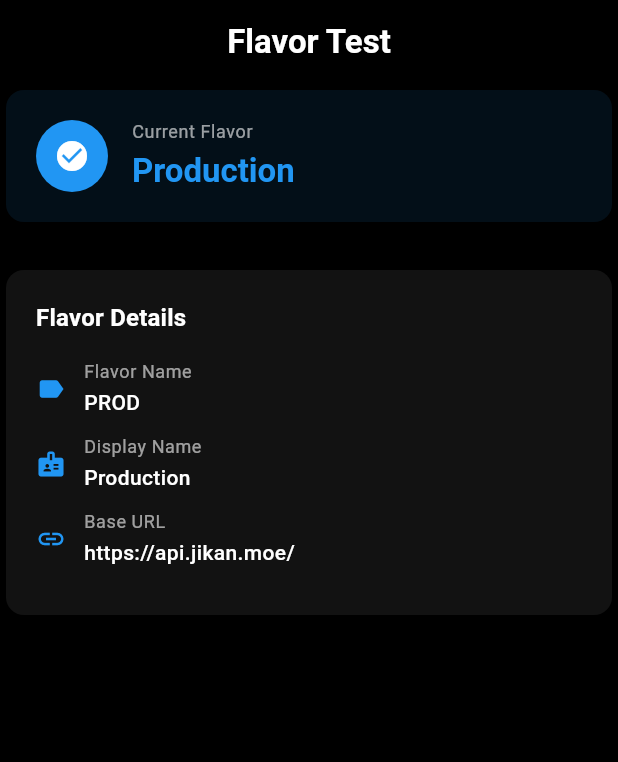
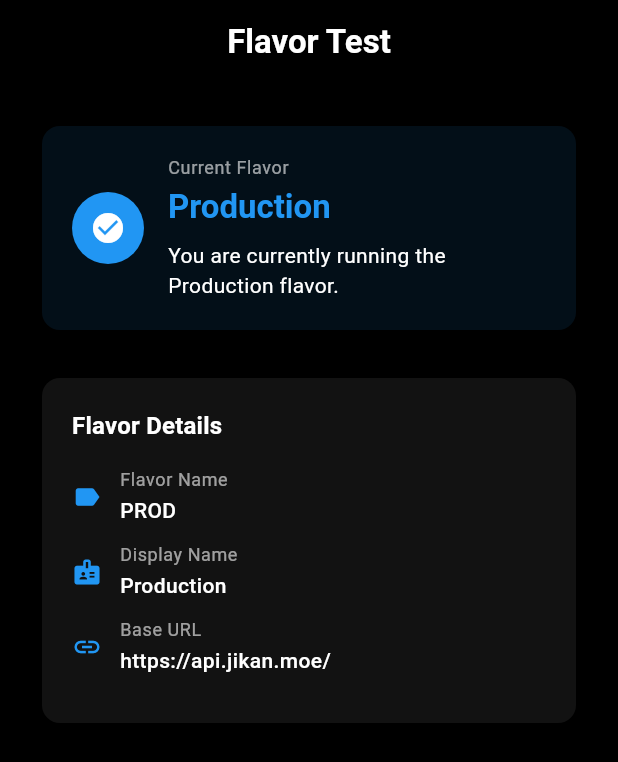
Before and after one commit to mpriyanka2k/sbi_demo, a Flutter app: the screen it shows after launch, on a phone screen of 412 x 824 dp. Shown: the top 762 px of the screen. Run offline on Flutter 3.47's test engine with Material 3 defaults, Android fonts, the light colour scheme and no system bars; our stand-ins replace connectivity_plus, dio, firebase_core, get_it, go_router, shared_preferences; missing offline and left inert: encrypt, pointycastle; accounts and stored records are empty.

Commit message:
localization

````diff
--- /dev/null
+++ b/l10n.yaml
@@ -0,0 +1,4 @@
+arb-dir: lib/l10n
+template-arb-file: app_en.arb
+output-class: AppLocalizations
+nullable-getter: false
--- a/lib/app.dart
+++ b/lib/app.dart
@@ -1,8 +1,9 @@
 import 'package:flutter/material.dart';
+import 'package:flutter_localizations/flutter_localizations.dart';
 import 'package:sbi_demo/core/config/flavor.dart';
-import 'package:sbi_demo/core/constant/app_strings.dart';
 import 'package:sbi_demo/core/router/app_router.dart';
 import 'package:sbi_demo/core/theme/app_theme.dart';
+import 'package:sbi_demo/l10n/app_localizations.dart';
 
 class MyApp extends StatelessWidget {
   const MyApp({super.key});
@@ -18,9 +19,25 @@ class MyApp extends StatelessWidget {
     );
 
     return MaterialApp.router(
-      title: AppStrings.appName,
+      onGenerateTitle: (context) => AppLocalizations.of(context).appTitle,
       theme: theme,
       routerConfig: AppRouter.router,
+      localizationsDelegates: const [
+        AppLocalizations.delegate,
+        GlobalMaterialLocalizations.delegate,
+        GlobalWidgetsLocalizations.delegate,
+        GlobalCupertinoLocalizations.delegate,
+      ],
+      supportedLocales: AppLocalizations.supportedLocales,
+      localeResolutionCallback: (locale, supportedLocales) {
+        if (locale == null) return supportedLocales.first;
+        for (final supportedLocale in supportedLocales) {
+          if (supportedLocale.languageCode == locale.languageCode) {
+            return supportedLocale;
+          }
+        }
+        return supportedLocales.first;
+      },
     );
   }
 }
--- a/lib/features/home/screens/flavor_test_screen.dart
+++ b/lib/features/home/screens/flavor_test_screen.dart
@@ -1,5 +1,6 @@
 import 'package:flutter/material.dart';
 import 'package:sbi_demo/core/config/flavor.dart';
+import 'package:sbi_demo/l10n/app_localizations.dart';
 
 class FlavorTestScreen extends StatelessWidget {
   const FlavorTestScreen({super.key});
@@ -8,17 +9,19 @@ class FlavorTestScreen extends StatelessWidget {
   Widget build(BuildContext context) {
     final config = FlavorConfig.instance;
     final theme = Theme.of(context);
+    final l10n = AppLocalizations.of(context);
 
     return Scaffold(
       appBar: AppBar(
-        title: const Text('Flavor Test'),
+        title: Text(l10n.flavorTestTitle),
       ),
       body: SafeArea(
+        child: SingleChildScrollView(
+          padding: const EdgeInsets.all(24),
           child: Center(
             child: Column(
               crossAxisAlignment: CrossAxisAlignment.center,
               children: [
-
                 Card(
                   color: config.accentColor.withValues(alpha: 0.1),
                   child: Padding(
@@ -46,7 +49,7 @@ class FlavorTestScreen extends StatelessWidget {
                                 crossAxisAlignment: CrossAxisAlignment.start,
                                 children: [
                                   Text(
-                                  'Current Flavor',
+                                    l10n.currentFlavorLabel,
                                     style: theme.textTheme.bodySmall?.copyWith(
                                       color: theme.colorScheme.onSurface.withValues(alpha: 0.6),
                                     ),
@@ -59,6 +62,11 @@ class FlavorTestScreen extends StatelessWidget {
                                       fontWeight: FontWeight.bold,
                                     ),
                                   ),
+                                  const SizedBox(height: 8),
+                                  Text(
+                                    l10n.environmentDescription(config.displayName),
+                                    style: theme.textTheme.bodyMedium,
+                                  ),
                                 ],
                               ),
                             ),
@@ -69,29 +77,28 @@ class FlavorTestScreen extends StatelessWidget {
                   ),
                 ),
                 const SizedBox(height: 24),
-
                 _InfoCard(
-                title: 'Flavor Details',
+                  title: l10n.flavorDetailsTitle,
                   items: [
                     _InfoItem(
-                    label: 'Flavor Name',
+                      label: l10n.flavorNameLabel,
                       value: config.name,
                       icon: Icons.label,
                     ),
                     _InfoItem(
-                    label: 'Display Name',
+                      label: l10n.displayNameLabel,
                       value: config.displayName,
                       icon: Icons.badge,
                     ),
                     _InfoItem(
-                    label: 'Base URL',
+                      label: l10n.baseUrlLabel,
                       value: config.baseUrl,
                       icon: Icons.link,
                     ),
                   ],
                 ),
-              const SizedBox(height: 24),
               ],
+            ),
           ),
         ),
       ),
@@ -151,13 +158,11 @@ class _InfoItem extends StatelessWidget {
   final String label;
   final String value;
   final IconData icon;
-  final Color? color;
 
   const _InfoItem({
     required this.label,
     required this.value,
     required this.icon,
-    this.color,
   });
 
   @override
@@ -169,7 +174,7 @@ class _InfoItem extends StatelessWidget {
         Icon(
           icon,
           size: 20,
-          color: color ?? theme.colorScheme.primary,
+          color: theme.colorScheme.primary,
         ),
         const SizedBox(width: 12),
         Expanded(
@@ -187,7 +192,6 @@ class _InfoItem extends StatelessWidget {
                 value,
                 style: theme.textTheme.bodyMedium?.copyWith(
                   fontWeight: FontWeight.w500,
-                  color: color,
                 ),
               ),
             ],
--- /dev/null
+++ b/lib/l10n/app_en.arb
@@ -0,0 +1,18 @@
+{
+  "@@locale": "en",
+  "appTitle": "SBI Demo",
+  "flavorTestTitle": "Flavor Test",
+  "currentFlavorLabel": "Current Flavor",
+  "flavorDetailsTitle": "Flavor Details",
+  "flavorNameLabel": "Flavor Name",
+  "displayNameLabel": "Display Name",
+  "baseUrlLabel": "Base URL",
+  "environmentDescription": "You are currently running the {flavorName} flavor.",
+  "@environmentDescription": {
+    "placeholders": {
+      "flavorName": {
+        "type": "String"
+      }
+    }
+  }
+}
--- /dev/null
+++ b/lib/l10n/app_localizations.dart
@@ -0,0 +1,182 @@
+import 'dart:async';
+
+import 'package:flutter/foundation.dart';
+import 'package:flutter/widgets.dart';
+import 'package:flutter_localizations/flutter_localizations.dart';
+import 'package:intl/intl.dart' as intl;
+
+import 'app_localizations_en.dart';
+import 'app_localizations_hi.dart';
+
+// ignore_for_file: type=lint
+
+/// Callers can lookup localized strings with an instance of AppLocalizations
+/// returned by `AppLocalizations.of(context)`.
+///
+/// Applications need to include `AppLocalizations.delegate()` in their app's
+/// `localizationDelegates` list, and the locales they support in the app's
+/// `supportedLocales` list. For example:
+///
+/// ```dart
+/// import 'l10n/app_localizations.dart';
+///
+/// return MaterialApp(
+///   localizationsDelegates: AppLocalizations.localizationsDelegates,
+///   supportedLocales: AppLocalizations.supportedLocales,
+///   home: MyApplicationHome(),
+/// );
+/// ```
+///
+/// ## Update pubspec.yaml
+///
+/// Please make sure to update your pubspec.yaml to include the following
+/// packages:
+///
+/// ```yaml
+/// dependencies:
+///   # Internationalization support.
+///   flutter_localizations:
+///     sdk: flutter
+///   intl: any # Use the pinned version from flutter_localizations
+///
+///   # Rest of dependencies
+/// ```
+///
+/// ## iOS Applications
+///
+/// iOS applications define key application metadata, including supported
+/// locales, in an Info.plist file that is built into the application bundle.
+/// To configure the locales supported by your app, you’ll need to edit this
+/// file.
+///
+/// First, open your project’s ios/Runner.xcworkspace Xcode workspace file.
+/// Then, in the Project Navigator, open the Info.plist file under the Runner
+/// project’s Runner folder.
+///
+/// Next, select the Information Property List item, select Add Item from the
+/// Editor menu, then select Localizations from the pop-up menu.
+///
+/// Select and expand the newly-created Localizations item then, for each
+/// locale your application supports, add a new item and select the locale
+/// you wish to add from the pop-up menu in the Value field. This list should
+/// be consistent with the languages listed in the AppLocalizations.supportedLocales
+/// property.
+abstract class AppLocalizations {
+  AppLocalizations(String locale)
+    : localeName = intl.Intl.canonicalizedLocale(locale.toString());
+
+  final String localeName;
+
+  static AppLocalizations of(BuildContext context) {
+    return Localizations.of<AppLocalizations>(context, AppLocalizations)!;
+  }
+
+  static const LocalizationsDelegate<AppLocalizations> delegate =
+      _AppLocalizationsDelegate();
+
+  /// A list of this localizations delegate along with the default localizations
+  /// delegates.
+  ///
+  /// Returns a list of localizations delegates containing this delegate along with
+  /// GlobalMaterialLocalizations.delegate, GlobalCupertinoLocalizations.delegate,
+  /// and GlobalWidgetsLocalizations.delegate.
+  ///
+  /// Additional delegates can be added by appending to this list in
+  /// MaterialApp. This list does not have to be used at all if a custom list
+  /// of delegates is preferred or required.
+  static const List<LocalizationsDelegate<dynamic>> localizationsDelegates =
+      <LocalizationsDelegate<dynamic>>[
+        delegate,
+        GlobalMaterialLocalizations.delegate,
+        GlobalCupertinoLocalizations.delegate,
+        GlobalWidgetsLocalizations.delegate,
+      ];
+
+  /// A list of this localizations delegate's supported locales.
+  static const List<Locale> supportedLocales = <Locale>[
+    Locale('en'),
+    Locale('hi'),
+  ];
+
+  /// No description provided for @appTitle.
+  ///
+  /// In en, this message translates to:
+  /// **'SBI Demo'**
+  String get appTitle;
+
+  /// No description provided for @flavorTestTitle.
+  ///
+  /// In en, this message translates to:
+  /// **'Flavor Test'**
+  String get flavorTestTitle;
+
+  /// No description provided for @currentFlavorLabel.
+  ///
+  /// In en, this message translates to:
+  /// **'Current Flavor'**
+  String get currentFlavorLabel;
+
+  /// No description provided for @flavorDetailsTitle.
+  ///
+  /// In en, this message translates to:
+  /// **'Flavor Details'**
+  String get flavorDetailsTitle;
+
+  /// No description provided for @flavorNameLabel.
+  ///
+  /// In en, this message translates to:
+  /// **'Flavor Name'**
+  String get flavorNameLabel;
+
+  /// No description provided for @displayNameLabel.
+  ///
+  /// In en, this message translates to:
+  /// **'Display Name'**
+  String get displayNameLabel;
+
+  /// No description provided for @baseUrlLabel.
+  ///
+  /// In en, this message translates to:
+  /// **'Base URL'**
+  String get baseUrlLabel;
+
+  /// No description provided for @environmentDescription.
+  ///
+  /// In en, this message translates to:
+  /// **'You are currently running the {flavorName} flavor.'**
+  String environmentDescription(String flavorName);
+}
+
+class _AppLocalizationsDelegate
+    extends LocalizationsDelegate<AppLocalizations> {
+  const _AppLocalizationsDelegate();
+
+  @override
+  Future<AppLocalizations> load(Locale locale) {
+    return SynchronousFuture<AppLocalizations>(lookupAppLocalizations(locale));
+  }
+
+  @override
+  bool isSupported(Locale locale) =>
+      <String>['en', 'hi'].contains(locale.languageCode);
+
+  @override
+  bool shouldReload(_AppLocalizationsDelegate old) => false;
+}
+
+AppLocalizations lookupAppLocalizations(Locale locale) {
+  // Lookup logic when only language code is specified.
+  switch (locale.languageCode) {
+    case 'en':
+      return AppLocalizationsEn();
+    case 'hi':
+      return AppLocalizationsHi();
+  }
+
+  throw FlutterError(
+    'AppLocalizations.delegate failed to load unsupported locale "$locale". This is likely '
+    'an issue with the localizations generation tool. Please file an issue '
+    'on GitHub with a reproducible sample app and the gen-l10n configuration '
+    'that was used.',
+  );
+}
--- /dev/null
+++ b/lib/l10n/app_localizations_en.dart
@@ -0,0 +1,36 @@
+// ignore: unused_import
+import 'package:intl/intl.dart' as intl;
+import 'app_localizations.dart';
+
+// ignore_for_file: type=lint
+
+/// The translations for English (`en`).
+class AppLocalizationsEn extends AppLocalizations {
+  AppLocalizationsEn([String locale = 'en']) : super(locale);
+
+  @override
+  String get appTitle => 'SBI Demo';
+
+  @override
+  String get flavorTestTitle => 'Flavor Test';
+
+  @override
+  String get currentFlavorLabel => 'Current Flavor';
+
+  @override
+  String get flavorDetailsTitle => 'Flavor Details';
+
+  @override
+  String get flavorNameLabel => 'Flavor Name';
+
+  @override
+  String get displayNameLabel => 'Display Name';
+
+  @override
+  String get baseUrlLabel => 'Base URL';
+
+  @override
+  String environmentDescription(String flavorName) {
+    return 'You are currently running the $flavorName flavor.';
+  }
+}
--- a/pubspec.yaml
+++ b/pubspec.yaml
@@ -30,6 +30,8 @@ environment:
 dependencies:
   flutter:
     sdk: flutter
+  flutter_localizations:
+    sdk: flutter
 
   # The following adds the Cupertino Icons font to your application.
   # Use with the CupertinoIcons class for iOS style icons.
@@ -44,6 +46,7 @@ dependencies:
   shared_preferences: ^2.5.3
   provider: ^6.1.5+1
   firebase_core: ^4.2.1
+  intl: ^0.20.2
 
 
 dev_dependencies:
@@ -67,6 +70,7 @@ flutter:
   # included with your application, so that you can use the icons in
   # the material Icons class.
   uses-material-design: true
+  generate: true
 
   # To add assets to your application, add an assets section, like this:
   # assets:
````
Also changed, not shown: lib/core/utils/extensions/datetime_extension.dart (+9 -10 lines), lib/core/utils/extensions/string_extension.dart (+5 -4 lines), lib/l10n/app_hi.arb (added, +18 -0 lines), lib/l10n/app_localizations_hi.dart (added, +36 -0 lines), pubspec.lock, 3 other files. Lines whose indentation alone changed are shown as unchanged.
